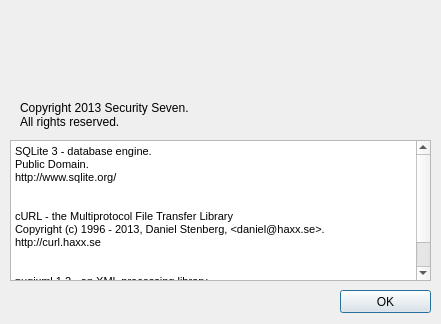
This is USBNinjaGUI/aboutdialog.ui in gfoudree/usbninja as Qt 5 draws it before an edit. The edited form follows.
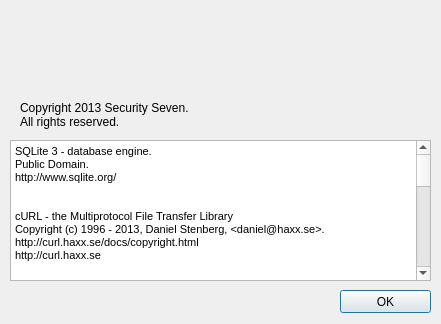
This is the edited form. Icons and pictures are not drawn.

Commit message: Updated licence information in about dialog.

Diff of the .ui file:
```diff
--- a/USBNinjaGUI/aboutdialog.ui
+++ b/USBNinjaGUI/aboutdialog.ui
@@ -44,12 +44,36 @@
 &lt;p style=&quot;-qt-paragraph-type:empty; margin-top:0px; margin-bottom:0px; margin-left:0px; margin-right:0px; -qt-block-indent:0; text-indent:0px; font-size:8pt;&quot;&gt;&lt;br /&gt;&lt;/p&gt;
 &lt;p style=&quot; margin-top:0px; margin-bottom:0px; margin-left:0px; margin-right:0px; -qt-block-indent:0; text-indent:0px;&quot;&gt;&lt;span style=&quot; font-size:8pt;&quot;&gt;cURL - the Multiprotocol File Transfer Library&lt;/span&gt;&lt;/p&gt;
 &lt;p style=&quot; margin-top:0px; margin-bottom:0px; margin-left:0px; margin-right:0px; -qt-block-indent:0; text-indent:0px;&quot;&gt;&lt;span style=&quot; font-size:8pt;&quot;&gt;Copyright (c) 1996 - 2013, Daniel Stenberg, &amp;lt;daniel@haxx.se&amp;gt;.&lt;/span&gt;&lt;/p&gt;
+&lt;p style=&quot; margin-top:0px; margin-bottom:0px; margin-left:0px; margin-right:0px; -qt-block-indent:0; text-indent:0px;&quot;&gt;&lt;span style=&quot; font-size:8pt;&quot;&gt;http://curl.haxx.se/docs/copyright.html&lt;/span&gt;&lt;/p&gt;
 &lt;p style=&quot; margin-top:0px; margin-bottom:0px; margin-left:0px; margin-right:0px; -qt-block-indent:0; text-indent:0px;&quot;&gt;&lt;span style=&quot; font-size:8pt;&quot;&gt;http://curl.haxx.se&lt;/span&gt;&lt;/p&gt;
 &lt;p style=&quot;-qt-paragraph-type:empty; margin-top:0px; margin-bottom:0px; margin-left:0px; margin-right:0px; -qt-block-indent:0; text-indent:0px; font-size:8pt;&quot;&gt;&lt;br /&gt;&lt;/p&gt;
 &lt;p style=&quot;-qt-paragraph-type:empty; margin-top:0px; margin-bottom:0px; margin-left:0px; margin-right:0px; -qt-block-indent:0; text-indent:0px; font-size:8pt;&quot;&gt;&lt;br /&gt;&lt;/p&gt;
 &lt;p style=&quot; margin-top:0px; margin-bottom:0px; margin-left:0px; margin-right:0px; -qt-block-indent:0; text-indent:0px;&quot;&gt;&lt;span style=&quot; font-size:8pt;&quot;&gt;pugixml 1.2 - an XML processing library&lt;/span&gt;&lt;/p&gt;
 &lt;p style=&quot; margin-top:0px; margin-bottom:0px; margin-left:0px; margin-right:0px; -qt-block-indent:0; text-indent:0px;&quot;&gt;&lt;span style=&quot; font-size:8pt;&quot;&gt;Copyright (C) 2006-2012, by Arseny Kapoulkine (arseny.kapoulkine@gmail.com)&lt;/span&gt;&lt;/p&gt;
-&lt;p style=&quot; margin-top:0px; margin-bottom:0px; margin-left:0px; margin-right:0px; -qt-block-indent:0; text-indent:0px;&quot;&gt;&lt;span style=&quot; font-size:8pt;&quot;&gt;http://pugixml.org/&lt;/span&gt;&lt;/p&gt;&lt;/body&gt;&lt;/html&gt;</string>
+&lt;p style=&quot; margin-top:0px; margin-bottom:0px; margin-left:0px; margin-right:0px; -qt-block-indent:0; text-indent:0px;&quot;&gt;&lt;span style=&quot; font-size:8pt;&quot;&gt;http://opensource.org/licenses/mit-license.html&lt;/span&gt;&lt;/p&gt;
+&lt;p style=&quot; margin-top:0px; margin-bottom:0px; margin-left:0px; margin-right:0px; -qt-block-indent:0; text-indent:0px;&quot;&gt;&lt;span style=&quot; font-size:8pt;&quot;&gt;http://pugixml.org/&lt;/span&gt;&lt;/p&gt;
+&lt;p style=&quot;-qt-paragraph-type:empty; margin-top:0px; margin-bottom:0px; margin-left:0px; margin-right:0px; -qt-block-indent:0; text-indent:0px; font-size:8pt;&quot;&gt;&lt;br /&gt;&lt;/p&gt;
+&lt;p style=&quot;-qt-paragraph-type:empty; margin-top:0px; margin-bottom:0px; margin-left:0px; margin-right:0px; -qt-block-indent:0; text-indent:0px; font-size:8pt;&quot;&gt;&lt;br /&gt;&lt;/p&gt;
+&lt;p style=&quot; margin-top:0px; margin-bottom:0px; margin-left:0px; margin-right:0px; -qt-block-indent:0; text-indent:0px;&quot;&gt;&lt;span style=&quot; font-size:8pt;&quot;&gt;Crypto++ 5.6.1 - a C++ Class Library of Cryptographic Schemes&lt;/span&gt;&lt;/p&gt;
+&lt;p style=&quot; margin-top:0px; margin-bottom:0px; margin-left:0px; margin-right:0px; -qt-block-indent:0; text-indent:0px;&quot;&gt;&lt;span style=&quot; font-size:8pt;&quot;&gt;Compilation Copyright (c) 1995-2010 by Wei Dai.  All rights reserved.&lt;/span&gt;&lt;/p&gt;
+&lt;p style=&quot; margin-top:0px; margin-bottom:0px; margin-left:0px; margin-right:0px; -qt-block-indent:0; text-indent:0px;&quot;&gt;&lt;span style=&quot; font-size:8pt;&quot;&gt;http://www.cryptopp.com/License.txt&lt;/span&gt;&lt;/p&gt;
+&lt;p style=&quot; margin-top:0px; margin-bottom:0px; margin-left:0px; margin-right:0px; -qt-block-indent:0; text-indent:0px;&quot;&gt;&lt;span style=&quot; font-size:8pt;&quot;&gt;http://www.cryptopp.com/&lt;/span&gt;&lt;/p&gt;
+&lt;p style=&quot;-qt-paragraph-type:empty; margin-top:0px; margin-bottom:0px; margin-left:0px; margin-right:0px; -qt-block-indent:0; text-indent:0px; font-size:8pt;&quot;&gt;&lt;br /&gt;&lt;/p&gt;
+&lt;p style=&quot;-qt-paragraph-type:empty; margin-top:0px; margin-bottom:0px; margin-left:0px; margin-right:0px; -qt-block-indent:0; text-indent:0px; font-size:8pt;&quot;&gt;&lt;br /&gt;&lt;/p&gt;
+&lt;p style=&quot; margin-top:0px; margin-bottom:0px; margin-left:0px; margin-right:0px; -qt-block-indent:0; text-indent:0px;&quot;&gt;&lt;span style=&quot; font-size:8pt;&quot;&gt;Boost 1.5.0 - portable C++ source libraries&lt;/span&gt;&lt;/p&gt;
+&lt;p style=&quot; margin-top:0px; margin-bottom:0px; margin-left:0px; margin-right:0px; -qt-block-indent:0; text-indent:0px;&quot;&gt;&lt;span style=&quot; font-size:8pt;&quot;&gt;Boost Software License, Version 1.0&lt;/span&gt;&lt;/p&gt;
+&lt;p style=&quot; margin-top:0px; margin-bottom:0px; margin-left:0px; margin-right:0px; -qt-block-indent:0; text-indent:0px;&quot;&gt;&lt;span style=&quot; font-size:8pt;&quot;&gt;http://www.boost.org/LICENSE_1_0.txt&lt;/span&gt;&lt;/p&gt;
+&lt;p style=&quot; margin-top:0px; margin-bottom:0px; margin-left:0px; margin-right:0px; -qt-block-indent:0; text-indent:0px;&quot;&gt;&lt;span style=&quot; font-size:8pt;&quot;&gt;http://www.boost.org/&lt;/span&gt;&lt;/p&gt;
+&lt;p style=&quot;-qt-paragraph-type:empty; margin-top:0px; margin-bottom:0px; margin-left:0px; margin-right:0px; -qt-block-indent:0; text-indent:0px; font-size:8pt;&quot;&gt;&lt;br /&gt;&lt;/p&gt;
+&lt;p style=&quot;-qt-paragraph-type:empty; margin-top:0px; margin-bottom:0px; margin-left:0px; margin-right:0px; -qt-block-indent:0; text-indent:0px; font-size:8pt;&quot;&gt;&lt;br /&gt;&lt;/p&gt;
+&lt;p style=&quot; margin-top:0px; margin-bottom:0px; margin-left:0px; margin-right:0px; -qt-block-indent:0; text-indent:0px;&quot;&gt;&lt;span style=&quot; font-size:8pt;&quot;&gt;zlib 1.2.8 - a compression library&lt;/span&gt;&lt;/p&gt;
+&lt;p style=&quot; margin-top:0px; margin-bottom:0px; margin-left:0px; margin-right:0px; -qt-block-indent:0; text-indent:0px;&quot;&gt;&lt;span style=&quot; font-size:8pt;&quot;&gt;Copyright © 1995-2012 Jean-loup Gailly and Mark Adler.&lt;/span&gt;&lt;/p&gt;
+&lt;p style=&quot; margin-top:0px; margin-bottom:0px; margin-left:0px; margin-right:0px; -qt-block-indent:0; text-indent:0px;&quot;&gt;&lt;span style=&quot; font-size:8pt;&quot;&gt;http://zlib.net/zlib_license.html&lt;/span&gt;&lt;/p&gt;
+&lt;p style=&quot; margin-top:0px; margin-bottom:0px; margin-left:0px; margin-right:0px; -qt-block-indent:0; text-indent:0px;&quot;&gt;&lt;span style=&quot; font-size:8pt;&quot;&gt;http://www.zlib.net/&lt;/span&gt;&lt;/p&gt;
+&lt;p style=&quot;-qt-paragraph-type:empty; margin-top:0px; margin-bottom:0px; margin-left:0px; margin-right:0px; -qt-block-indent:0; text-indent:0px; font-size:8pt;&quot;&gt;&lt;br /&gt;&lt;/p&gt;
+&lt;p style=&quot; margin-top:0px; margin-bottom:0px; margin-left:0px; margin-right:0px; -qt-block-indent:0; text-indent:0px;&quot;&gt;&lt;span style=&quot; font-size:8pt;&quot;&gt;MySQL C Connector 6.1.2-win32 - a C driver for MySQL connections&lt;/span&gt;&lt;/p&gt;
+&lt;p style=&quot; margin-top:0px; margin-bottom:0px; margin-left:0px; margin-right:0px; -qt-block-indent:0; text-indent:0px;&quot;&gt;&lt;span style=&quot; font-size:8pt;&quot;&gt;http://www.gnu.org/licenses/gpl-3.0.txt&lt;/span&gt;&lt;/p&gt;
+&lt;p style=&quot; margin-top:0px; margin-bottom:0px; margin-left:0px; margin-right:0px; -qt-block-indent:0; text-indent:0px;&quot;&gt;&lt;span style=&quot; font-size:8pt;&quot;&gt;http://dev.mysql.com/downloads/connector/c/&lt;/span&gt;&lt;/p&gt;&lt;/body&gt;&lt;/html&gt;</string>
    </property>
   </widget>
   <widget class="QPushButton" name="pushButton">
```
The commit also changes 3 other files.
